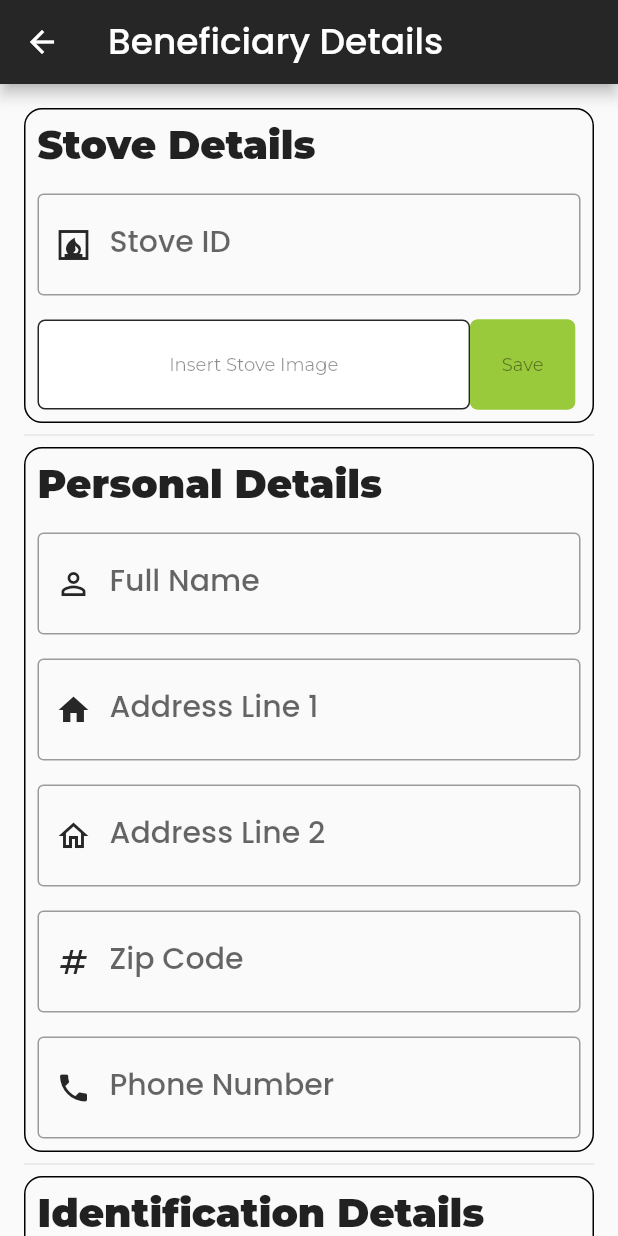
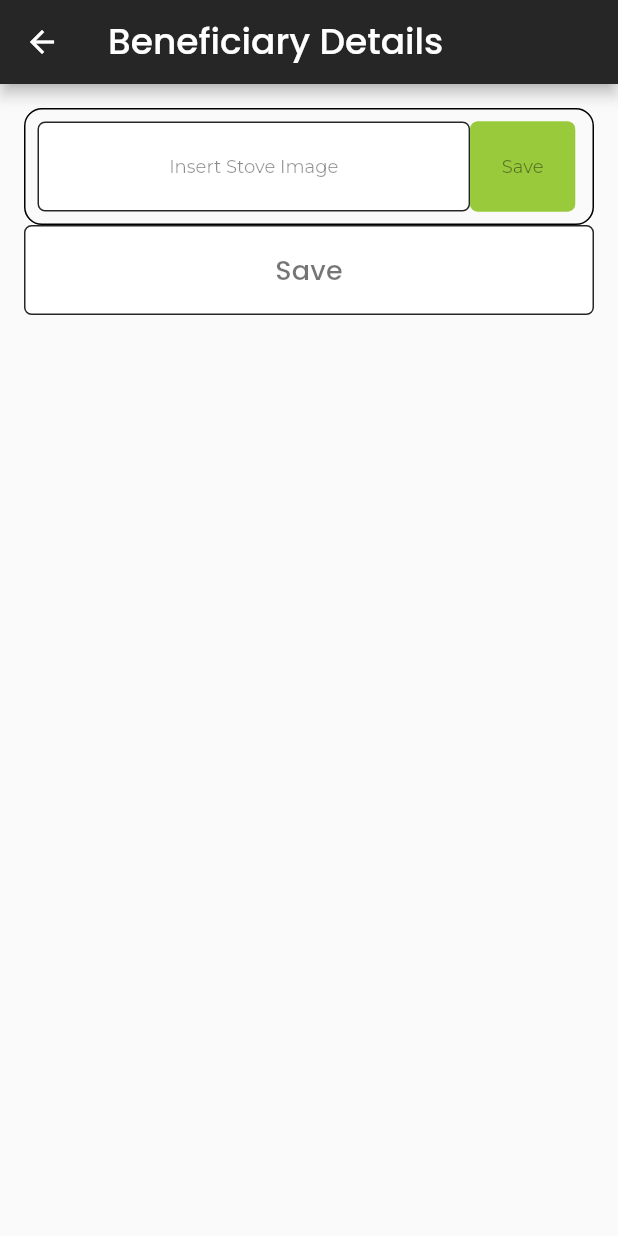
Before and after one commit to cjay-7/alphabet_green_energy, a Flutter app: the BeneficiaryFormWidget screen opened directly, after a tap on "Save", on a phone screen of 412 x 824 dp. Run offline on Flutter 3.47's test engine with Material 2 defaults, Android fonts, the phone set to English and light mode, and no system bars; our stand-ins replace cloud_firestore, dropdown_search, firebase_auth, firebase_core, firebase_storage, flutter_otp_text_field and 3 more; accounts and stored records are empty; project files that could hold a hidden picture were left out.

Commit message:
adding photo functionality

```diff
--- a/lib/src/features/beneficiary_form/screens/beneficiary_form/beneficiary_form.dart
+++ b/lib/src/features/beneficiary_form/screens/beneficiary_form/beneficiary_form.dart
@@ -36,13 +36,13 @@ class BeneficiaryFormWidgetState extends State<BeneficiaryFormWidget> {
               crossAxisAlignment: CrossAxisAlignment.start,
               children: [
                 const StoveDetails(),
-                const Divider(),
-                personalDetailsForm(context),
-                const Divider(),
-                const IdDetails(),
-                const Divider(),
-                const FinalPictures(),
-                const Divider(),
+                // const Divider(),
+                // personalDetailsForm(context),
+                // const Divider(),
+                // const IdDetails(),
+                // const Divider(),
+                // const FinalPictures(),
+                // const Divider(),
                 SizedBox(
                   width: double.infinity,
                   height: 60.0,
--- a/lib/src/features/beneficiary_form/screens/beneficiary_form/widgets/stoveDetails.dart
+++ b/lib/src/features/beneficiary_form/screens/beneficiary_form/widgets/stoveDetails.dart
@@ -1,11 +1,16 @@
 import 'dart:io';
 
+import 'package:flutter/foundation.dart';
 import 'package:flutter/material.dart';
-import 'package:flutter/services.dart';
 
 import 'package:get/get.dart';
+
+import 'package:firebase_storage/firebase_storage.dart';
 import 'package:image_picker/image_picker.dart';
 
+import 'package:path/path.dart';
+
+import '../../../../../api/firebase_api.dart';
 import '../../../../../constants/text.dart';
 import '../../../controllers/beneficiary_add_controller.dart';
 
@@ -18,23 +23,12 @@ class StoveDetails extends StatefulWidget {
 
 class _StoveDetailsState extends State<StoveDetails> {
   final controller = Get.put(BeneficiaryAddController());
+  // UploadTask? task;
   File? image;
-
-  Future pickImage() async {
-    try {
-      final image = await ImagePicker().pickImage(source: ImageSource.camera);
-      if (image == null) return;
-      final imageTemp = File(image.path);
-      setState(() => this.image = imageTemp);
-    } on PlatformException catch (e) {
-      SnackBar(
-        content: Text("Failed to pick image: $e"),
-      );
-    }
-  }
 
   @override
   Widget build(BuildContext context) {
+    // final fileName = file != null ? basename(file!.path) : 'No File Selected';
     return Container(
       decoration: BoxDecoration(
         border: Border.all(
@@ -45,38 +39,40 @@ class _StoveDetailsState extends State<StoveDetails> {
       child: Column(
         crossAxisAlignment: CrossAxisAlignment.start,
         children: [
-          Padding(
-            padding: const EdgeInsets.all(8.0),
-            child: Text("Stove Details",
-                style: Theme.of(context).textTheme.headlineMedium),
-          ),
-          Padding(
-            padding: const EdgeInsets.all(8.0),
-            child: TextFormField(
-              controller: controller.stoveID,
-              decoration: InputDecoration(
-                  prefixIcon: const Icon(Icons.fireplace),
-                  labelText: "Stove ID",
-                  hintText: "Stove ID",
-                  hintStyle: Theme.of(context).textTheme.bodySmall,
-                  border: const OutlineInputBorder()),
-              validator: (value) {
-                if (value!.isEmpty) {
-                  return "Please enter Stove ID";
-                }
-                return null;
-              },
-            ),
-          ),
+          // Padding(
+          //   padding: const EdgeInsets.all(8.0),
+          //   child: Text("Stove Details",
+          //       style: Theme.of(context).textTheme.headlineMedium),
+          // ),
+          // Padding(
+          //   padding: const EdgeInsets.all(8.0),
+          //   child: TextFormField(
+          //     controller: controller.stoveID,
+          //     decoration: InputDecoration(
+          //         prefixIcon: const Icon(Icons.fireplace),
+          //         labelText: "Stove ID",
+          //         hintText: "Stove ID",
+          //         hintStyle: Theme.of(context).textTheme.bodySmall,
+          //         border: const OutlineInputBorder()),
+          //     validator: (value) {
+          //       if (value!.isEmpty) {
+          //         return "Please enter Stove ID";
+          //       }
+          //       return null;
+          //     },
+          //   ),
+          // ),
           Padding(
             padding: const EdgeInsets.all(8),
-            child: Row(
+            child: Column(
+              children: [
+                Row(
                   children: [
                     SizedBox(
                       width: MediaQuery.of(context).size.width * .7,
                       height: 60,
                       child: OutlinedButton(
-                    onPressed: () => pickImage(),
+                        onPressed: () => selectFile(),
                         child: Text(aAddStovePicture,
                             style: Theme.of(context).textTheme.bodySmall),
                       ),
@@ -85,11 +81,19 @@ class _StoveDetailsState extends State<StoveDetails> {
                       width: MediaQuery.of(context).size.width * .17,
                       height: 60,
                       child: ElevatedButton(
-                    onPressed: () => pickImage(),
+                        onPressed: () => uploadFile(),
                         child: Text("Save",
                             style: Theme.of(context).textTheme.bodySmall),
                       ),
                     ),
+                  ],
+                ),
+                // Text(
+                //   fileName,
+                //   style: const TextStyle(
+                //       fontSize: 16, fontWeight: FontWeight.w500),
+                // ),
+                // task != null ? buildUploadStatus(task!) : Container(),
               ],
             ),
           ),
@@ -97,4 +101,50 @@ class _StoveDetailsState extends State<StoveDetails> {
       ),
     );
   }
+
+  Future selectFile() async {
+    final image = await ImagePicker().pickImage(source: ImageSource.camera);
+
+    if (image == null) return;
+    final path = (File(image.path));
+
+    setState(() => file = File(path));
   }
+
+  Future uploadFile() async {
+    if (file == null) return;
+
+    final fileName = basename(file!.path);
+    final destination = 'files/$fileName';
+
+    task = FirebaseApi.uploadFile(destination, file!);
+    setState(() {});
+
+    if (task == null) return;
+
+    final snapshot = await task!.whenComplete(() {});
+    final urlDownload = await snapshot.ref.getDownloadURL();
+
+    if (kDebugMode) {
+      print('Download-Link: $urlDownload');
+    }
+  }
+
+  Widget buildUploadStatus(UploadTask task) => StreamBuilder<TaskSnapshot>(
+        stream: task.snapshotEvents,
+        builder: (context, snapshot) {
+          if (snapshot.hasData) {
+            final snap = snapshot.data!;
+            final progress = snap.bytesTransferred / snap.totalBytes;
+            final percentage = (progress * 100).toStringAsFixed(2);
+
+            return Text(
+              '$percentage %',
+              style: const TextStyle(fontSize: 20, fontWeight: FontWeight.bold),
+            );
+          } else {
+            return Container();
+          }
+        },
+      );
+}
--- a/pubspec.yaml
+++ b/pubspec.yaml
@@ -19,6 +19,8 @@ dependencies:
   firebase_auth: ^4.3.0
   cloud_firestore: ^4.4.5
   dropdown_search: ^5.0.6
+  file_picker: ^5.2.6
+  firebase_storage: ^11.0.16
 
 dev_dependencies:
   flutter_test:
```
Also changed, not shown: lib/src/api/firebase_api.dart (added, +26 -0 lines), pubspec.lock. Lines whose indentation alone changed are shown as unchanged.
